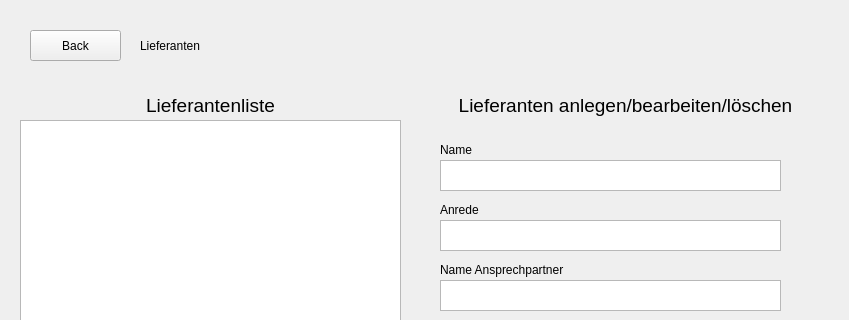
Before: the Qt Designer form overviewlieferanten.ui in luis-we/SchulaufgabePRO, drawn with Qt 5; both pictures show x 0 to 849 and y 0 to 320 of the 849 by 727 pixel window.
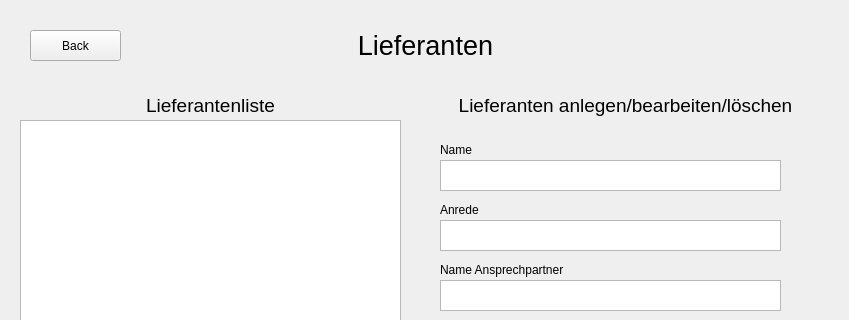
After: the same form once the commit is applied.

Commit message: Formular Lieferanten Layout angepasst

What changed in the file:
```diff
--- a/overviewlieferanten.ui
+++ b/overviewlieferanten.ui
@@ -29,15 +29,26 @@
   <widget class="QLabel" name="label">
    <property name="geometry">
     <rect>
-     <x>140</x>
-     <y>30</y>
-     <width>121</width>
-     <height>31</height>
+     <x>0</x>
+     <y>20</y>
+     <width>851</width>
+     <height>51</height>
     </rect>
    </property>
+   <property name="font">
+    <font>
+     <pointsize>20</pointsize>
+    </font>
+   </property>
+   <property name="layoutDirection">
+    <enum>Qt::LeftToRight</enum>
+   </property>
    <property name="text">
     <string>Lieferanten</string>
    </property>
+   <property name="alignment">
+    <set>Qt::AlignCenter</set>
+   </property>
   </widget>
   <widget class="QLabel" name="label_1">
    <property name="geometry">
```
